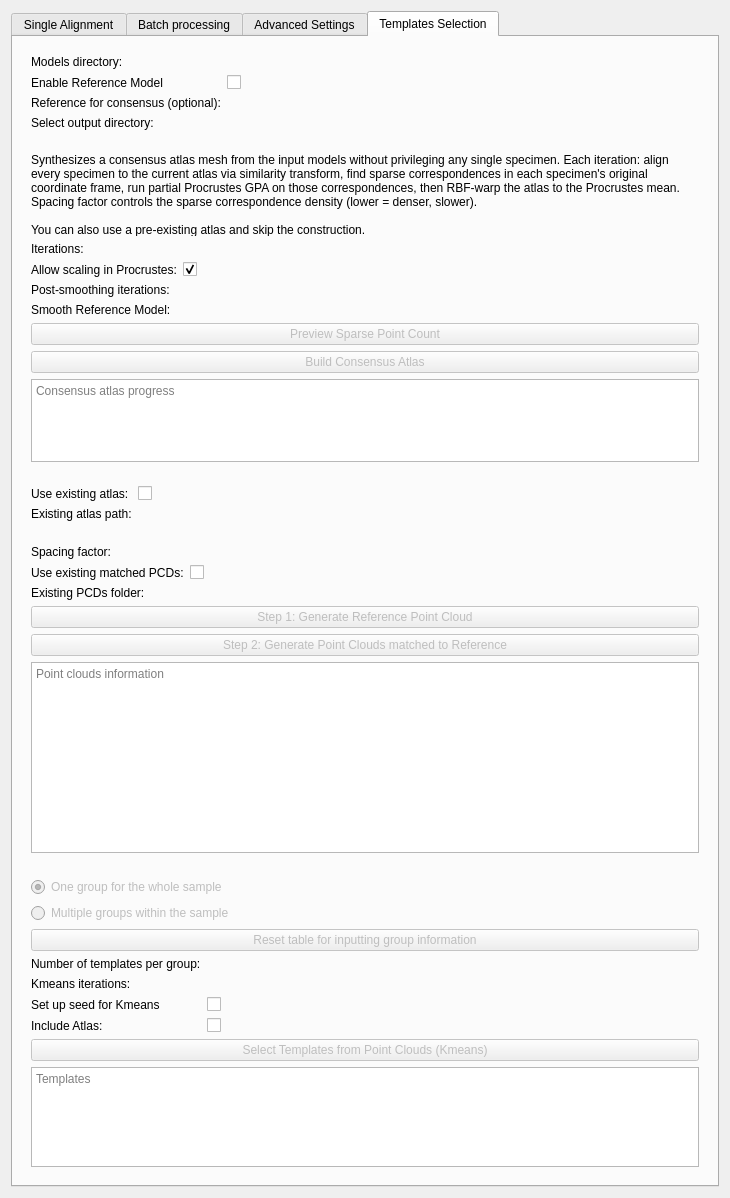
Before: the Qt Designer form ALPACA/Resources/UI/ALPACA.ui in SlicerMorph/SlicerMorph, drawn with Qt 5.
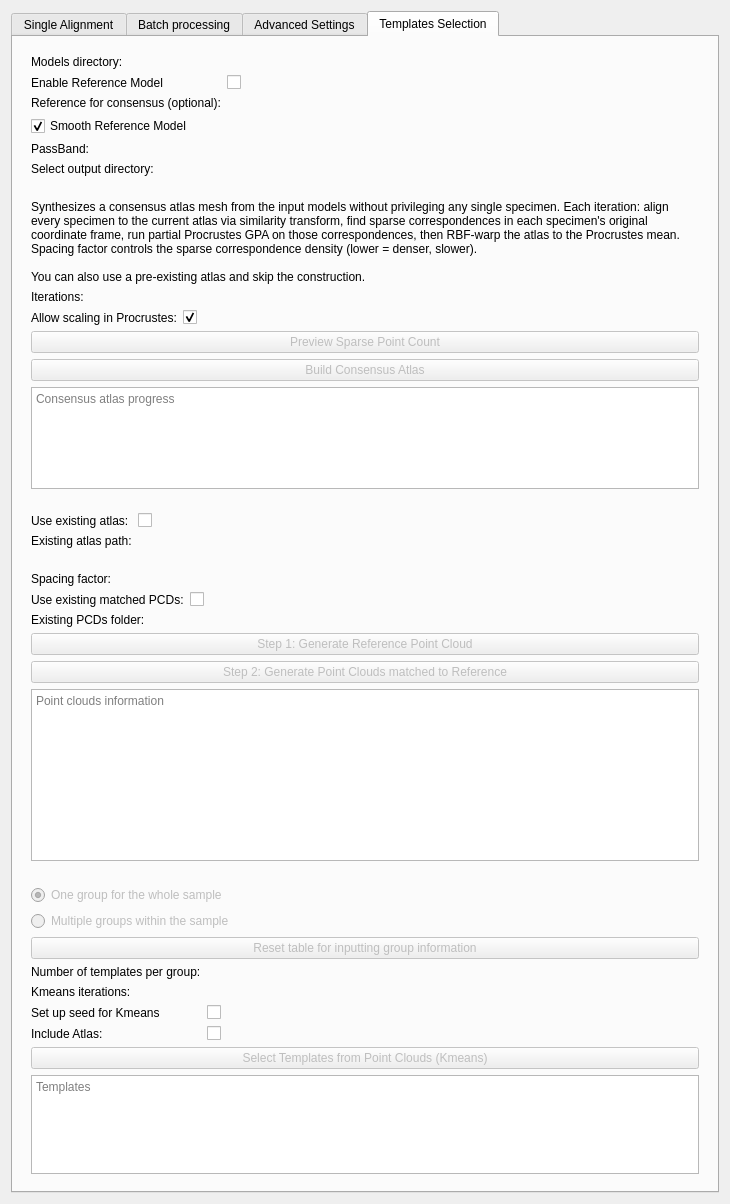
After: the same form once the commit is applied. The open tabs and pages were chosen to show the change. Custom widgets are drawn as their Qt base class.

Commit message: Templates UI: drop consensus post-smoothing, restructure reference smoothing controls

```diff
--- a/ALPACA/Resources/UI/ALPACA.ui
+++ b/ALPACA/Resources/UI/ALPACA.ui
@@ -1115,13 +1115,77 @@
            </widget>
           </item>
           <item row="3" column="0">
+           <widget class="QCheckBox" name="smoothReferenceCheckBox">
+            <property name="toolTip">
+             <string>Apply Taubin (volume-preserving) smoothing once to the bootstrap reference before iteration 0. Reduces high-frequency surface noise that would otherwise bias the initial atlas shape. Final consensus is never post-smoothed (empirically that reverses the RBF warp).</string>
+            </property>
+            <property name="text">
+             <string>Smooth Reference Model</string>
+            </property>
+            <property name="checked">
+             <bool>true</bool>
+            </property>
+           </widget>
+          </item>
+          <item row="3" column="1">
+           <widget class="ctkSliderWidget" name="smoothReferenceIterations" native="true">
+            <property name="toolTip">
+             <string>Taubin smoothing iterations applied to the reference model. Higher = more smoothing.</string>
+            </property>
+            <property name="decimals" stdset="0">
+             <number>0</number>
+            </property>
+            <property name="singleStep" stdset="0">
+             <double>1.000000000000000</double>
+            </property>
+            <property name="minimum" stdset="0">
+             <double>0.000000000000000</double>
+            </property>
+            <property name="maximum" stdset="0">
+             <double>100.000000000000000</double>
+            </property>
+            <property name="value" stdset="0">
+             <double>50.000000000000000</double>
+            </property>
+           </widget>
+          </item>
+          <item row="4" column="0">
+           <widget class="QLabel" name="smoothReferencePassBandLabel">
+            <property name="text">
+             <string>PassBand:</string>
+            </property>
+           </widget>
+          </item>
+          <item row="4" column="1">
+           <widget class="ctkSliderWidget" name="smoothReferencePassBand" native="true">
+            <property name="toolTip">
+             <string>Pass-band parameter of the Taubin (vtkWindowedSincPolyDataFilter) smoother applied to the reference model. Lower = stronger low-pass filtering (more aggressive noise removal). Default 0.1.</string>
+            </property>
+            <property name="decimals" stdset="0">
+             <number>2</number>
+            </property>
+            <property name="singleStep" stdset="0">
+             <double>0.010000000000000</double>
+            </property>
+            <property name="minimum" stdset="0">
+             <double>0.000000000000000</double>
+            </property>
+            <property name="maximum" stdset="0">
+             <double>2.000000000000000</double>
+            </property>
+            <property name="value" stdset="0">
+             <double>0.100000000000000</double>
+            </property>
+           </widget>
+          </item>
+          <item row="5" column="0">
            <widget class="QLabel" name="kmeansOutputSelectorLabel">
             <property name="text">
              <string>Select output directory:</string>
             </property>
            </widget>
           </item>
-          <item row="3" column="1">
+          <item row="5" column="1">
            <widget class="ctkPathLineEdit" name="kmeansOutputSelector" native="true">
             <property name="toolTip">
              <string>Specify the output directory for the kmeans multi-template selection output</string>
@@ -1196,59 +1260,7 @@
             </property>
            </widget>
           </item>
-          <item row="4" column="0">
-           <widget class="QLabel" name="smoothingIterationsLabel">
-            <property name="text">
-             <string>Post-smoothing iterations:</string>
-            </property>
-           </widget>
-          </item>
-          <item row="4" column="1">
-           <widget class="ctkDoubleSpinBox" name="smoothingIterations" native="true">
-            <property name="toolTip">
-             <string>Taubin (volume-preserving) smoothing iterations applied to the final consensus atlas mesh. 0 disables smoothing. 20-30 typically removes high-frequency pitting from outlier correspondences.</string>
-            </property>
-            <property name="decimals" stdset="0">
-             <number>0</number>
-            </property>
-            <property name="minimum" stdset="0">
-             <double>0.000000000000000</double>
-            </property>
-            <property name="maximum" stdset="0">
-             <double>200.000000000000000</double>
-            </property>
-            <property name="value" stdset="0">
-             <double>20.000000000000000</double>
-            </property>
-           </widget>
-          </item>
-          <item row="5" column="0">
-           <widget class="QLabel" name="smoothReferenceIterationsLabel">
-            <property name="text">
-             <string>Smooth Reference Model:</string>
-            </property>
-           </widget>
-          </item>
-          <item row="5" column="1">
-           <widget class="ctkDoubleSpinBox" name="smoothReferenceIterations" native="true">
-            <property name="toolTip">
-             <string>Taubin (volume-preserving) smoothing iterations applied once to the bootstrap reference before iteration 0. Reduces high-frequency surface noise that would otherwise bias the initial atlas shape. 0 disables pre-smoothing.</string>
-            </property>
-            <property name="decimals" stdset="0">
-             <number>0</number>
-            </property>
-            <property name="minimum" stdset="0">
-             <double>0.000000000000000</double>
-            </property>
-            <property name="maximum" stdset="0">
-             <double>100.000000000000000</double>
-            </property>
-            <property name="value" stdset="0">
-             <double>50.000000000000000</double>
-            </property>
-           </widget>
-          </item>
-          <item row="6" column="0" colspan="2">
+          <item row="4" column="0" colspan="2">
            <widget class="QPushButton" name="previewDensityButton">
             <property name="enabled">
              <bool>false</bool>
@@ -1261,7 +1273,7 @@
             </property>
            </widget>
           </item>
-          <item row="7" column="0" colspan="2">
+          <item row="5" column="0" colspan="2">
            <widget class="QPushButton" name="buildConsensusAtlasButton">
             <property name="enabled">
              <bool>false</bool>
@@ -1274,7 +1286,7 @@
             </property>
            </widget>
           </item>
-          <item row="8" column="0" colspan="2">
+          <item row="6" column="0" colspan="2">
            <widget class="QPlainTextEdit" name="consensusInfo">
             <property name="sizePolicy">
              <sizepolicy hsizetype="Preferred" vsizetype="MinimumExpanding">
```
The commit also changes 3 other files.
